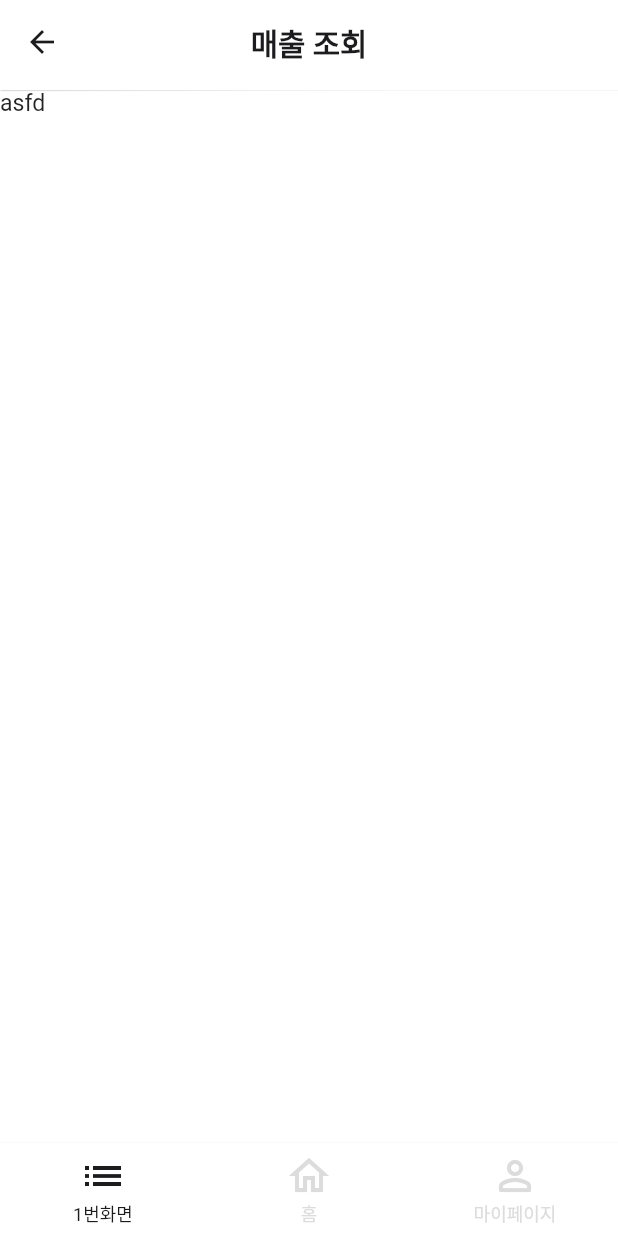
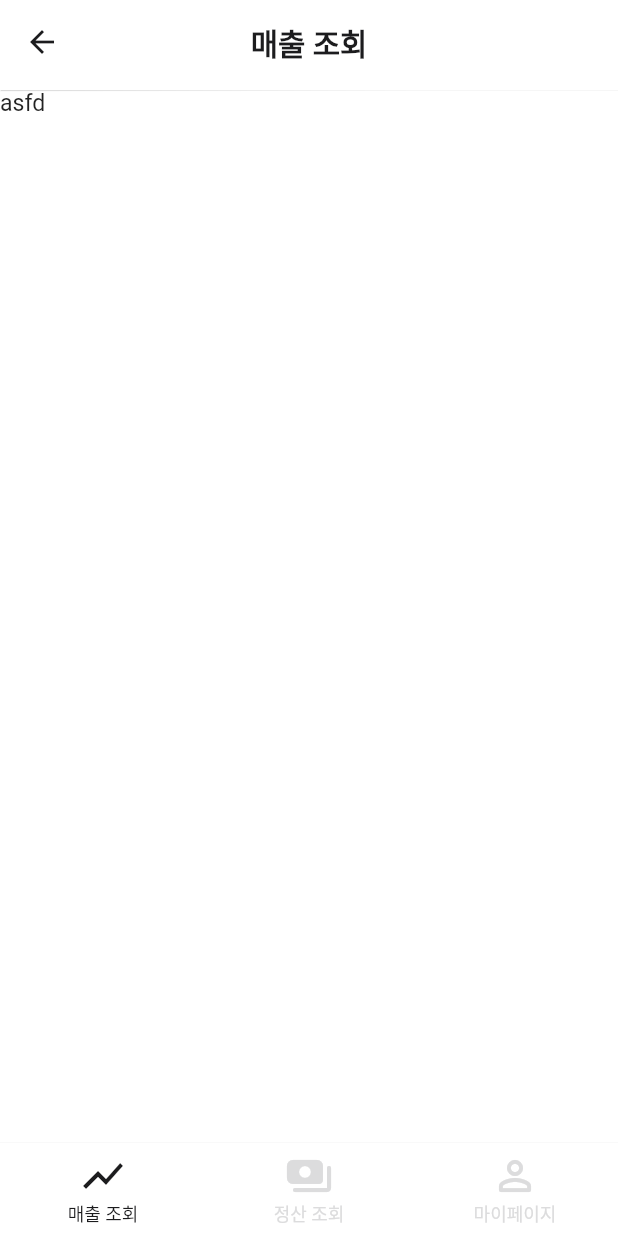
Before and after one commit to yeongwooCho/card_settlement, a Flutter app: the RootTab screen opened by its route, on a phone screen of 412 x 824 dp. Run offline on Flutter 3.47's test engine with Material 2 defaults, Android fonts, the phone set to English and light mode, and no system bars; our stand-ins replace fluttertoast.

Commit message:
[add] 하단 탭 이름과 아이콘 변경

```diff
--- a/lib/common/view/root_tab.dart
+++ b/lib/common/view/root_tab.dart
@@ -75,17 +75,17 @@ class _RootTabState extends State<RootTab> with TickerProviderStateMixin {
     return const [
       BottomNavigationBarItem(
         icon: Icon(
-          Icons.list,
+          Icons.show_chart,
           size: 32.0,
         ),
-        label: '1번화면',
+        label: '매출 조회',
       ),
       BottomNavigationBarItem(
         icon: Icon(
-          Icons.home_outlined,
+          Icons.payments_rounded,
           size: 32.0,
         ),
-        label: '홈',
+        label: '정산 조회',
       ),
       BottomNavigationBarItem(
         icon: Icon(
```
